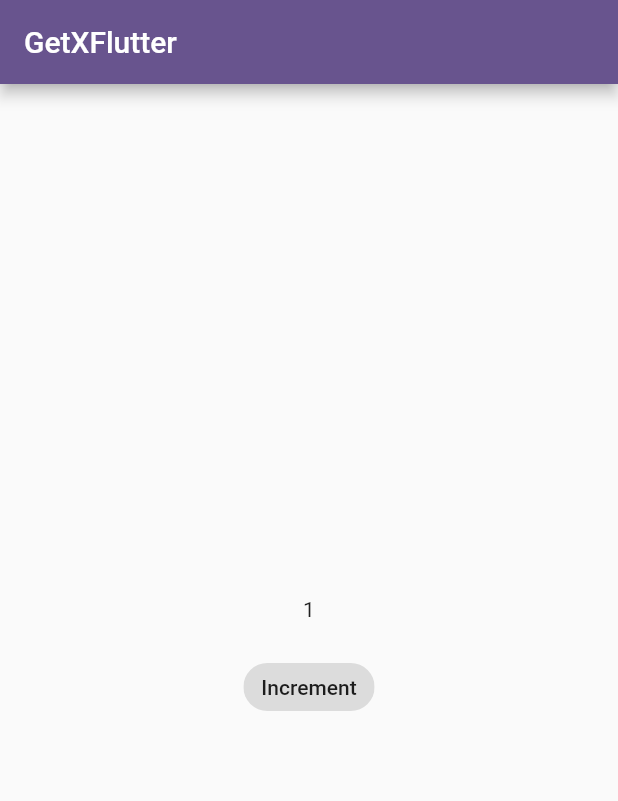
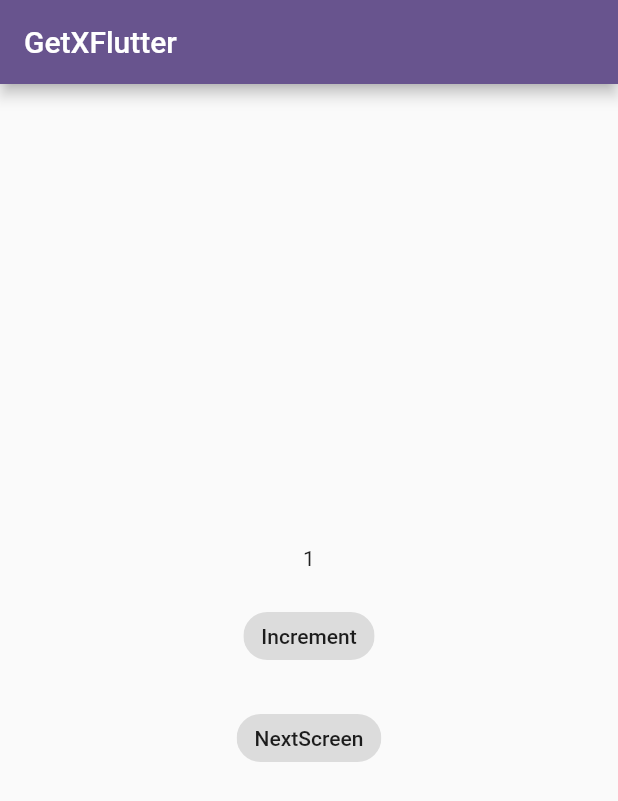
Before and after one commit to Kapil0078/FlutterProperty2, a Flutter app: the screen it shows after launch, after a tap on "Increment", on a phone screen of 412 x 824 dp. Shown: the top 801 px of the screen. Run offline on Flutter 3.47's test engine with Material 2 defaults, Android fonts, the phone set to English and light mode, and no system bars; our stand-ins replace get.

```diff
--- a/lib/counter_controller.dart
+++ b/lib/counter_controller.dart
@@ -2,8 +2,16 @@ import 'package:get/get.dart';
 
 class CounterController extends GetxController {
   final RxInt count = 0.obs;
+  int count2 = 0;
 
   void increment() {
     count.value++;
+    count2++;
+    update();
   }
 }
+
+
+// Obx/Getx => Stream      => Reactive
+// GetBuilder => update(); -> refrection
+// https://stackoverflow.com/questions/67121941/flutter-get-when-to-use-getxcontroller-getbuildercontroller-or-obx
--- a/lib/main.dart
+++ b/lib/main.dart
@@ -1,5 +1,6 @@
 import 'package:flutter/material.dart';
 import 'package:flutter_property2/counter_controller.dart';
+import 'package:flutter_property2/page2.dart';
 import 'package:get/get.dart';
 
 import 'controller_init.dart';
@@ -32,22 +33,48 @@ class HomeScreen extends StatelessWidget {
 
   @override
   Widget build(BuildContext context) {
-    final counterController = Get.find<CounterController>();
+    // final counterController = Get.find<CounterController>();
     return Scaffold(
       appBar: AppBar(
         title: const Text("GetXFlutter"),
       ),
-      body: Obx(
-        () {
+      // body: Obx(
+      //   () {
+      //     return Center(
+      //       child: Column(
+      //         mainAxisAlignment: MainAxisAlignment.center,
+      //         children: [
+      //           Text("${counterController.count.value}"),
+      //           const SizedBox(height: 20),
+      //           ActionChip(
+      //             label: const Text("Increment"),
+      //             onPressed: () {
+      //               counterController.increment();
+      //             },
+      //           ),
+      //         ],
+      //       ),
+      //     );
+      //   },
+      // ),
+
+      body: Center(
+        child: Column(
+          mainAxisAlignment: MainAxisAlignment.center,
+          children: [
+            GetBuilder(
+              init: Get.find<CounterController>(),
+              builder: (counterController) {
                 return Center(
                   child: Column(
                     mainAxisAlignment: MainAxisAlignment.center,
                     children: [
-                Text("${counterController.count.value}"),
+                      Text("${counterController.count2}"),
                       const SizedBox(height: 20),
                       ActionChip(
                         label: const Text("Increment"),
                         onPressed: () {
+                          print('Hello');
                           counterController.increment();
                         },
                       ),
@@ -56,6 +83,16 @@ class HomeScreen extends StatelessWidget {
                 );
               },
             ),
+            const SizedBox(height: 20),
+            ActionChip(
+              label: const Text("NextScreen"),
+              onPressed: () {
+                Get.to(() => const Page2());
+              },
+            ),
+          ],
+        ),
+      ),
     );
   }
 }
```
Also changed, not shown: lib/page2.dart (added, +53 -0 lines). Lines whose indentation alone changed are shown as unchanged.
